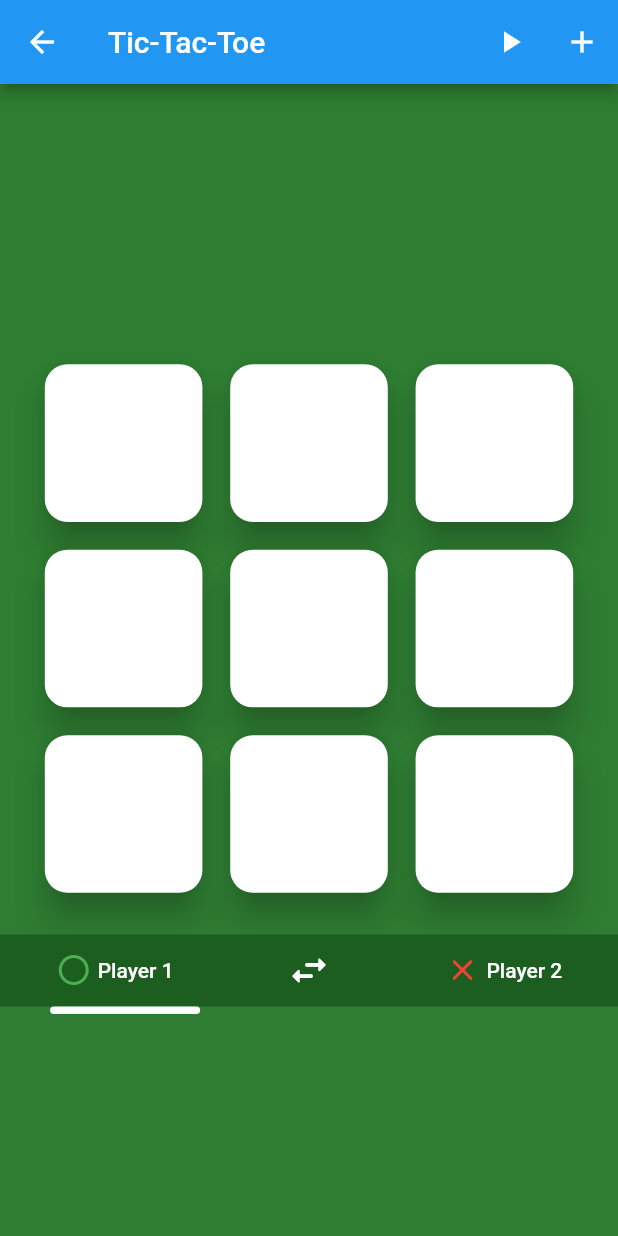
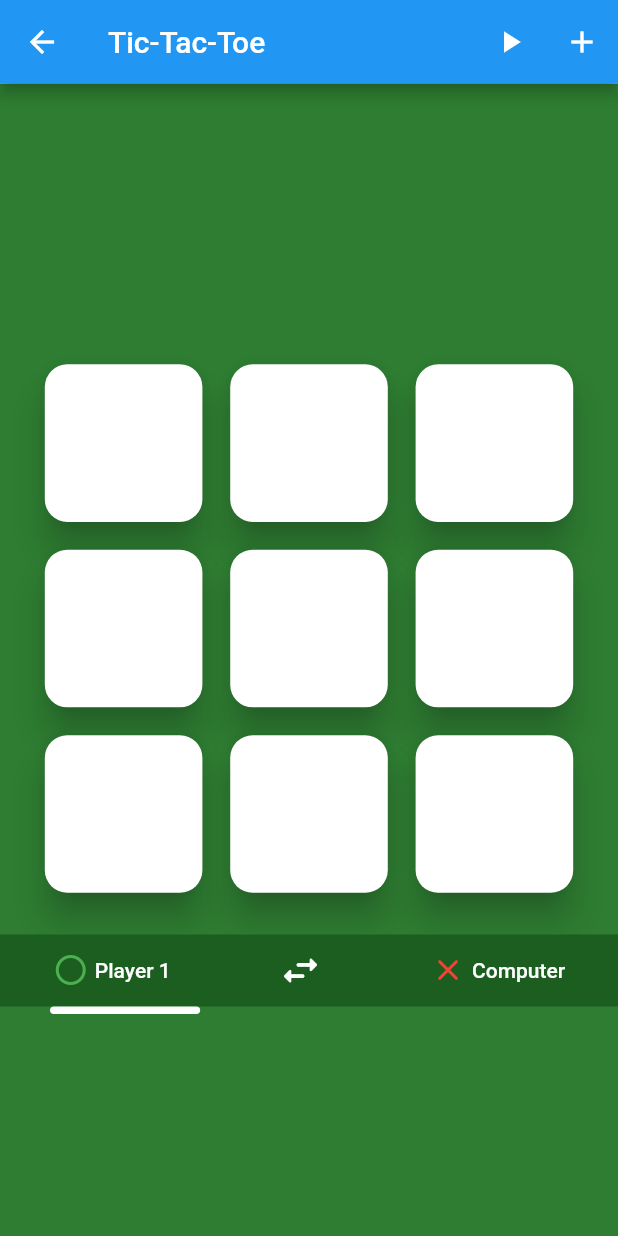
Before and after one commit to dev-raj-1729/flutter-tic-tac-toe, a Flutter app: the screen it shows after launch, after a tap on "Single Player", on a phone screen of 412 x 824 dp. Run offline on Flutter 3.47's test engine with Material 2 defaults, Android fonts, the phone set to English and light mode, and no system bars; our stand-ins replace animated_text_kit.

Commit message:
gave player2 name to computer for single player

```diff
--- a/lib/screens/gamescreen.dart
+++ b/lib/screens/gamescreen.dart
@@ -151,7 +151,9 @@ class _GameScreenState extends State<GameScreen> {
                         SizedBox(
                           width: 4,
                         ),
-                        Text(boardProvider.player2.playerName),
+                        Text(boardProvider.computer
+                            ? 'Computer'
+                            : boardProvider.player2.playerName),
                       ],
                     ),
                   )
@@ -178,7 +180,6 @@ class _GameScreenState extends State<GameScreen> {
           ],
         ),
       ),
-      // backgroundColor: theme.primaryColor,
     );
   }
 }
```
